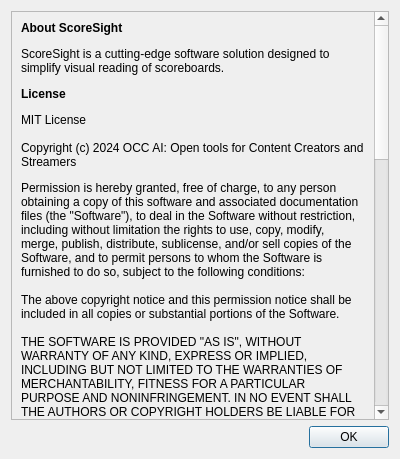
Above: src/about.ui from locaal-ai/scoresight before the change. Below: the same form after it.
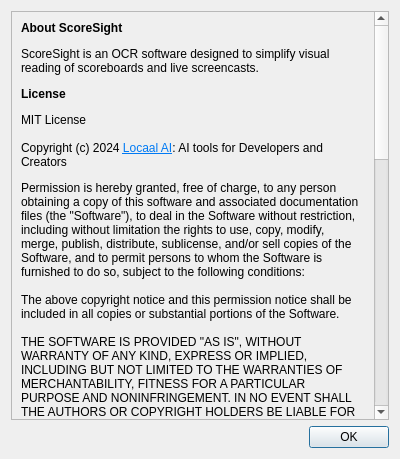
That is the form after the change.

```diff
--- a/src/about.ui
+++ b/src/about.ui
@@ -36,15 +36,15 @@
        <rect>
         <x>0</x>
         <y>0</y>
-        <width>366</width>
-        <height>984</height>
+        <width>374</width>
+        <height>830</height>
        </rect>
       </property>
       <layout class="QGridLayout" name="gridLayout_2">
        <item row="0" column="0">
         <widget class="QLabel" name="label">
          <property name="text">
-          <string>&lt;html&gt;&lt;head/&gt;&lt;body&gt;&lt;p&gt;&lt;span style=&quot; font-weight:600;&quot;&gt;About ScoreSight&lt;/span&gt;&lt;/p&gt;&lt;p&gt;ScoreSight is a cutting-edge software solution designed to simplify visual reading of scoreboards.&lt;/p&gt;&lt;p&gt;&lt;span style=&quot; font-weight:600;&quot;&gt;License&lt;/span&gt;&lt;/p&gt;&lt;p&gt;MIT License&lt;br/&gt;&lt;br/&gt;Copyright (c) 2024 OCC AI: Open tools for Content Creators and Streamers&lt;/p&gt;&lt;p&gt;Permission is hereby granted, free of charge, to any person obtaining a copy of this software and associated documentation files (the &amp;quot;Software&amp;quot;), to deal in the Software without restriction, including without limitation the rights to use, copy, modify, merge, publish, distribute, sublicense, and/or sell copies of the Software, and to permit persons to whom the Software is furnished to do so, subject to the following conditions:&lt;br/&gt;&lt;br/&gt;The above copyright notice and this permission notice shall be included in all copies or substantial portions of the Software.&lt;br/&gt;&lt;br/&gt;THE SOFTWARE IS PROVIDED &amp;quot;AS IS&amp;quot;, WITHOUT WARRANTY OF ANY KIND, EXPRESS OR IMPLIED, INCLUDING BUT NOT LIMITED TO THE WARRANTIES OF MERCHANTABILITY, FITNESS FOR A PARTICULAR PURPOSE AND NONINFRINGEMENT. IN NO EVENT SHALL THE AUTHORS OR COPYRIGHT HOLDERS BE LIABLE FOR ANY CLAIM, DAMAGES OR OTHER LIABILITY, WHETHER IN AN ACTION OF CONTRACT, TORT OR OTHERWISE, ARISING FROM, OUT OF OR IN CONNECTION WITH THE SOFTWARE OR THE USE OR OTHER DEALINGS IN THE SOFTWARE.&lt;/p&gt;&lt;p&gt;&lt;span style=&quot; font-weight:600;&quot;&gt;Third-Party Software&lt;/span&gt;&lt;br/&gt;ScoreSight incorporates components from third-party sources under their respective licenses:&lt;/p&gt;&lt;ul style=&quot;margin-top: 0px; margin-bottom: 0px; margin-left: 0px; margin-right: 0px; -qt-list-indent: 1;&quot;&gt;&lt;li style=&quot; margin-top:12px; margin-bottom:12px; margin-left:0px; margin-right:0px; -qt-block-indent:0; text-indent:0px;&quot;&gt;&lt;span style=&quot; font-weight:600;&quot;&gt;OpenCV&lt;/span&gt; is used under the Apache 2 License, permitting the use, distribution, and modification of the software provided that certain conditions are met. More information can be found at OpenCV License.&lt;/li&gt;&lt;li style=&quot; margin-top:12px; margin-bottom:12px; margin-left:0px; margin-right:0px; -qt-block-indent:0; text-indent:0px;&quot;&gt;&lt;span style=&quot; font-weight:600;&quot;&gt;Tesseract OCR&lt;/span&gt; is used under the Apache 2 License, which allows for the use, distribution, and modification of the software in accordance with the terms set forth in the license. More details are available at Tesseract OCR License.&lt;/li&gt;&lt;/ul&gt;&lt;p&gt;Detailed licensing information for these components is included within the software distribution.&lt;/p&gt;&lt;p&gt;&lt;span style=&quot; font-weight:696;&quot;&gt;Qt Application Framework&lt;/span&gt;&lt;/p&gt;&lt;p&gt;This application uses the Qt application framework, which is a comprehensive C++ library for cross-platform development of GUI applications. Qt is used under the terms of the GNU Lesser General Public License (LGPL) version 3. Qt is a registered trademark of The Qt Company Ltd and is developed and maintained by The Qt Project and various contributors.&lt;/p&gt;&lt;p&gt;For more information about Qt, including source code of Qt libraries used by this application and guidance on how to obtain or replace Qt libraries, please visit the Qt Project's official website at &lt;a href=&quot;http://www.qt.io/&quot;&gt;&lt;span style=&quot; text-decoration: underline; color:#007af4;&quot;&gt;http://www.qt.io&lt;/span&gt;&lt;/a&gt;.&lt;/p&gt;&lt;p&gt;We are committed to ensuring compliance with the LGPL v3 license and support the principles of open source software development. If you have any questions or concerns regarding our use of Qt, please contact us directly.&lt;/p&gt;&lt;p&gt;&lt;span style=&quot; font-weight:600;&quot;&gt;Disclaimer of Warranty&lt;/span&gt;&lt;br/&gt;ScoreSight is provided &amp;quot;AS IS&amp;quot;, without warranty of any kind, express or implied, including but not limited to the warranties of merchantability, fitness for a particular purpose, and noninfringement. In no event shall Roy Shilkrot be liable for any claim, damages, or other liability, whether in an action of contract, tort or otherwise, arising from, out of, or in connection with the software or the use or other dealings in the software.&lt;/p&gt;&lt;p&gt;&lt;span style=&quot; font-weight:600;&quot;&gt;Contact Information&lt;/span&gt;&lt;br/&gt;For support, feedback, or more information, please visit &lt;a href=&quot;https://scoresight.live/&quot;&gt;&lt;span style=&quot; text-decoration: underline; color:#0000ff;&quot;&gt;https://scoresight.live&lt;/span&gt;&lt;/a&gt; or contact us at &lt;a href=&quot;mailto:info@scoresight.live&quot;&gt;&lt;span style=&quot; text-decoration: underline; color:#0000ff;&quot;&gt;info@scoresight.live&lt;/span&gt;&lt;/a&gt;.&lt;/p&gt;&lt;/body&gt;&lt;/html&gt;</string>
+          <string>&lt;html&gt;&lt;head/&gt;&lt;body&gt;&lt;p&gt;&lt;span style=&quot; font-weight:600;&quot;&gt;About ScoreSight&lt;/span&gt;&lt;/p&gt;&lt;p&gt;ScoreSight is an OCR software designed to simplify visual reading of scoreboards and live screencasts.&lt;/p&gt;&lt;p&gt;&lt;span style=&quot; font-weight:600;&quot;&gt;License&lt;/span&gt;&lt;/p&gt;&lt;p&gt;MIT License&lt;br/&gt;&lt;br/&gt;Copyright (c) 2024 &lt;a href=&quot;https://locaal.ai&quot;&gt;&lt;span style=&quot; text-decoration: underline; color:#007af4;&quot;&gt;Locaal AI&lt;/span&gt;&lt;/a&gt;: AI tools for Developers and Creators&lt;/p&gt;&lt;p&gt;Permission is hereby granted, free of charge, to any person obtaining a copy of this software and associated documentation files (the &amp;quot;Software&amp;quot;), to deal in the Software without restriction, including without limitation the rights to use, copy, modify, merge, publish, distribute, sublicense, and/or sell copies of the Software, and to permit persons to whom the Software is furnished to do so, subject to the following conditions:&lt;br/&gt;&lt;br/&gt;The above copyright notice and this permission notice shall be included in all copies or substantial portions of the Software.&lt;br/&gt;&lt;br/&gt;THE SOFTWARE IS PROVIDED &amp;quot;AS IS&amp;quot;, WITHOUT WARRANTY OF ANY KIND, EXPRESS OR IMPLIED, INCLUDING BUT NOT LIMITED TO THE WARRANTIES OF MERCHANTABILITY, FITNESS FOR A PARTICULAR PURPOSE AND NONINFRINGEMENT. IN NO EVENT SHALL THE AUTHORS OR COPYRIGHT HOLDERS BE LIABLE FOR ANY CLAIM, DAMAGES OR OTHER LIABILITY, WHETHER IN AN ACTION OF CONTRACT, TORT OR OTHERWISE, ARISING FROM, OUT OF OR IN CONNECTION WITH THE SOFTWARE OR THE USE OR OTHER DEALINGS IN THE SOFTWARE.&lt;/p&gt;&lt;p&gt;&lt;span style=&quot; font-weight:600;&quot;&gt;Third-Party Software&lt;/span&gt;&lt;br/&gt;ScoreSight incorporates components from third-party sources under their respective licenses:&lt;/p&gt;&lt;ul style=&quot;margin-top: 0px; margin-bottom: 0px; margin-left: 0px; margin-right: 0px; -qt-list-indent: 1;&quot;&gt;&lt;li style=&quot; margin-top:12px; margin-bottom:12px; margin-left:0px; margin-right:0px; -qt-block-indent:0; text-indent:0px;&quot;&gt;&lt;span style=&quot; font-weight:600;&quot;&gt;OpenCV&lt;/span&gt; is used under the Apache 2 License, permitting the use, distribution, and modification of the software provided that certain conditions are met. More information can be found at OpenCV License.&lt;/li&gt;&lt;li style=&quot; margin-top:12px; margin-bottom:12px; margin-left:0px; margin-right:0px; -qt-block-indent:0; text-indent:0px;&quot;&gt;&lt;span style=&quot; font-weight:600;&quot;&gt;Tesseract OCR&lt;/span&gt; is used under the Apache 2 License, which allows for the use, distribution, and modification of the software in accordance with the terms set forth in the license. More details are available at Tesseract OCR License.&lt;/li&gt;&lt;/ul&gt;&lt;p&gt;Detailed licensing information for these components is included within the software distribution.&lt;/p&gt;&lt;p&gt;&lt;span style=&quot; font-weight:696;&quot;&gt;Qt Application Framework&lt;/span&gt;&lt;/p&gt;&lt;p&gt;This application uses the Qt application framework, which is a comprehensive C++ library for cross-platform development of GUI applications. Qt is used under the terms of the GNU Lesser General Public License (LGPL) version 3. Qt is a registered trademark of The Qt Company Ltd and is developed and maintained by The Qt Project and various contributors.&lt;/p&gt;&lt;p&gt;For more information about Qt, including source code of Qt libraries used by this application and guidance on how to obtain or replace Qt libraries, please visit the Qt Project's official website at &lt;a href=&quot;http://www.qt.io/&quot;&gt;&lt;span style=&quot; text-decoration: underline; color:#007af4;&quot;&gt;http://www.qt.io&lt;/span&gt;&lt;/a&gt;.&lt;/p&gt;&lt;p&gt;We are committed to ensuring compliance with the LGPL v3 license and support the principles of open source software development. If you have any questions or concerns regarding our use of Qt, please contact us directly.&lt;/p&gt;&lt;p&gt;&lt;span style=&quot; font-weight:600;&quot;&gt;Disclaimer of Warranty&lt;/span&gt;&lt;br/&gt;ScoreSight is provided &amp;quot;AS IS&amp;quot;, without warranty of any kind, express or implied, including but not limited to the warranties of merchantability, fitness for a particular purpose, and noninfringement. In no event shall Roy Shilkrot be liable for any claim, damages, or other liability, whether in an action of contract, tort or otherwise, arising from, out of, or in connection with the software or the use or other dealings in the software.&lt;/p&gt;&lt;p&gt;&lt;span style=&quot; font-weight:600;&quot;&gt;Contact Information&lt;/span&gt;&lt;br/&gt;For support, feedback, or more information, please visit &lt;a href=&quot;https://scoresight.live/&quot;&gt;&lt;span style=&quot; text-decoration: underline; color:#0000ff;&quot;&gt;https://scoresight.live&lt;/span&gt;&lt;/a&gt; or contact us at &lt;a href=&quot;mailto:info@scoresight.live&quot;&gt;&lt;span style=&quot; text-decoration: underline; color:#0000ff;&quot;&gt;info@scoresight.live&lt;/span&gt;&lt;/a&gt;.&lt;/p&gt;&lt;/body&gt;&lt;/html&gt;</string>
          </property>
          <property name="wordWrap">
           <bool>true</bool>
```
